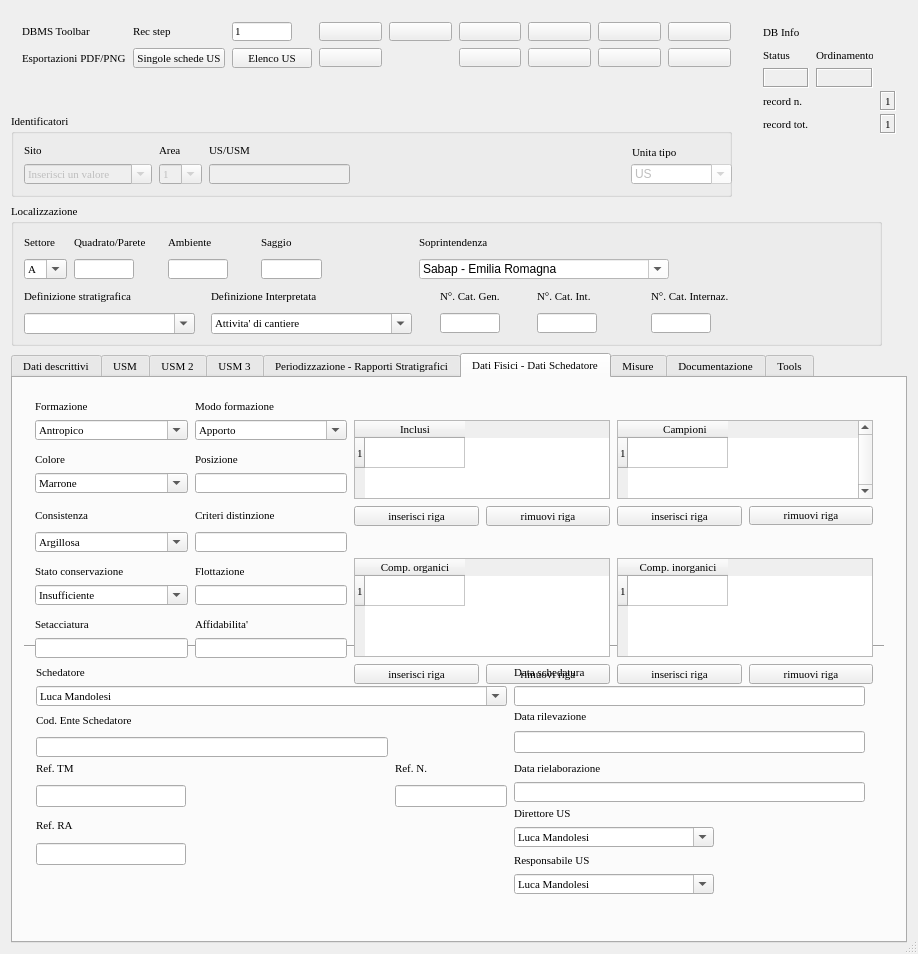
This is gui/ui/US_USM.ui in pyarchinit/pyarchinit as Qt 5 draws it before an edit. The edited form follows.
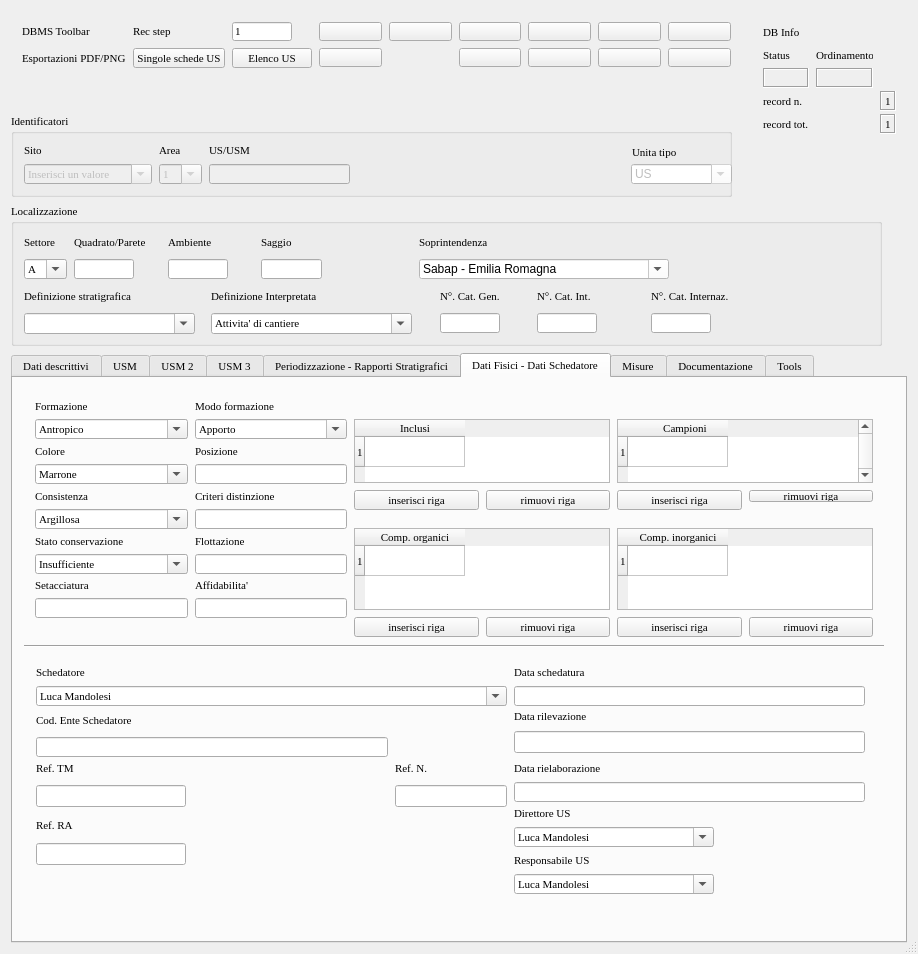
This is the edited form. The open tabs and pages were chosen to show the change. Icons and pictures are not drawn. Custom widgets are drawn as their Qt base class.

Commit message: fix error in gui us usm

Patch:
```diff
--- a/gui/ui/US_USM.ui
+++ b/gui/ui/US_USM.ui
@@ -2146,7 +2146,7 @@
        <x>11</x>
        <y>11</y>
        <width>860</width>
-       <height>305</height>
+       <height>251</height>
       </rect>
      </property>
      <layout class="QGridLayout" name="gridLayout_14">
```
